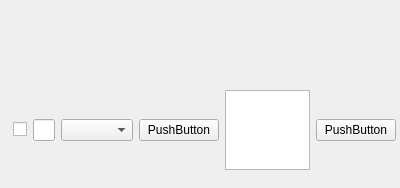
Above: teachersItem.ui from tasmulaevasan/Scheduler before the change. Below: the same form after it.
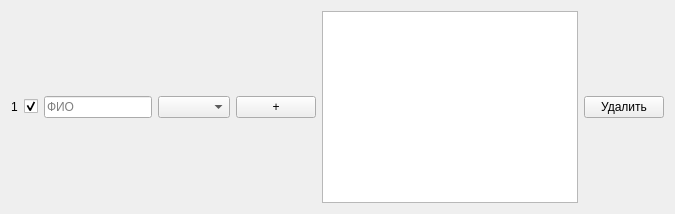
That is the form after the change.

Commit message: Redesign teachers page with DB support

What changed in the file:
```diff
--- a/teachersItem.ui
+++ b/teachersItem.ui
@@ -2,31 +2,11 @@
 <ui version="4.0">
  <class>Form</class>
  <widget class="QWidget" name="Form">
-  <property name="geometry">
-   <rect>
-    <x>0</x>
-    <y>0</y>
-    <width>400</width>
-    <height>188</height>
-   </rect>
-  </property>
-  <property name="windowTitle">
-   <string>Form</string>
-  </property>
-  <widget class="QWidget" name="horizontalLayoutWidget">
-   <property name="geometry">
-    <rect>
-     <x>0</x>
-     <y>90</y>
-     <width>396</width>
-     <height>80</height>
-    </rect>
-   </property>
    <layout class="QHBoxLayout" name="horizontalLayout">
     <item>
      <widget class="QLabel" name="index_label">
       <property name="text">
-       <string/>
+      <string>1</string>
       </property>
      </widget>
     </item>
@@ -35,10 +15,17 @@
       <property name="text">
        <string/>
       </property>
+     <property name="checked">
+      <bool>true</bool>
+     </property>
      </widget>
     </item>
     <item>
-     <widget class="QLineEdit" name="name_edit"/>
+    <widget class="QLineEdit" name="name_edit">
+     <property name="placeholderText">
+      <string>ФИО</string>
+     </property>
+    </widget>
     </item>
     <item>
      <widget class="QComboBox" name="subjects_comboBox"/>
@@ -46,22 +33,25 @@
     <item>
      <widget class="QPushButton" name="add_subject_btn">
       <property name="text">
-       <string>PushButton</string>
+      <string>+</string>
       </property>
      </widget>
     </item>
     <item>
-     <widget class="QListWidget" name="subject_list"/>
+    <widget class="QListWidget" name="subject_list">
+     <property name="maximumHeight">
+      <number>60</number>
+     </property>
+    </widget>
     </item>
     <item>
      <widget class="QPushButton" name="delete_btn">
       <property name="text">
-       <string>PushButton</string>
+      <string>Удалить</string>
       </property>
      </widget>
     </item>
    </layout>
-  </widget>
  </widget>
  <resources/>
  <connections/>
```
Left out of the diff: 3 changed lines with no effect on the pictures. Lines whose indentation alone changed are shown as unchanged. The commit also changes 5 other files.
